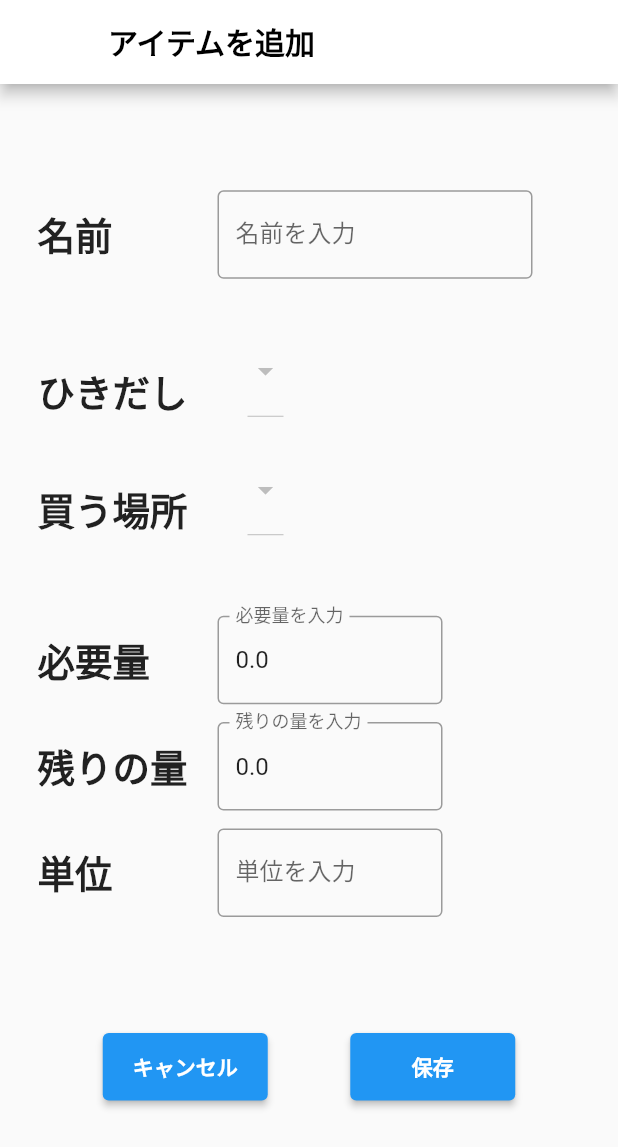
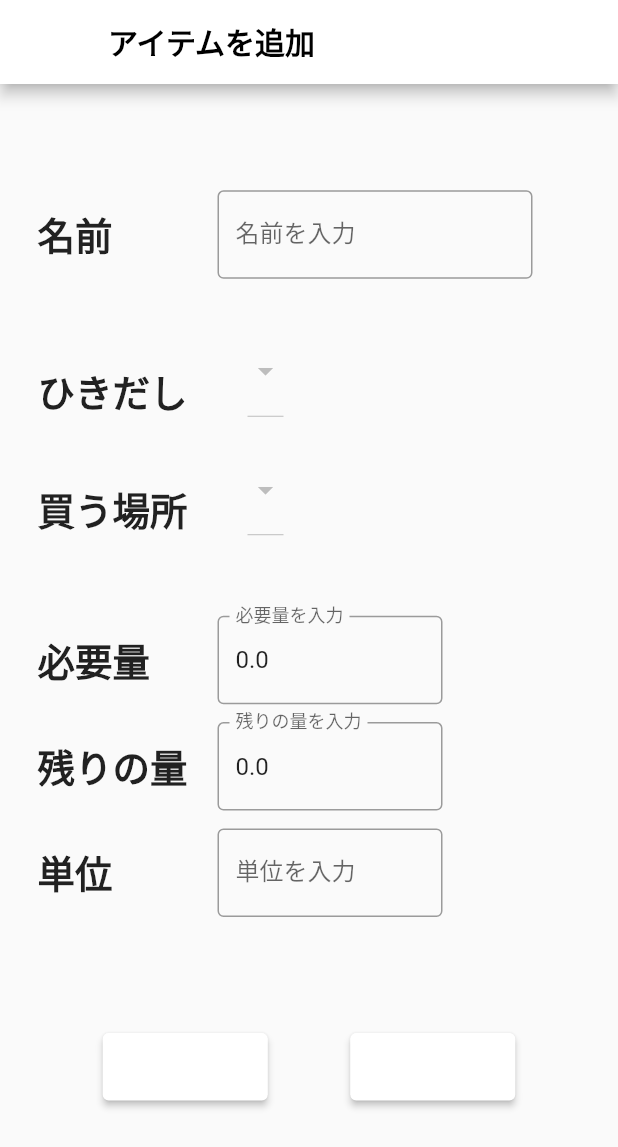
Before and after one commit to null64-null/items-manager, a Flutter app: the ItemEditPageTemplate screen opened directly, on a phone screen of 412 x 824 dp. Shown: the top 1147 px of the screen. Run offline on Flutter 3.47's test engine with Material 2 defaults, Android fonts, the phone set to English and light mode, and no system bars; our stand-ins replace flutter_riverpod, sqflite; accounts and stored records are empty.

Commit message:
fix button color

```diff
--- a/lib/ui/templates/item_edit_page_template.dart
+++ b/lib/ui/templates/item_edit_page_template.dart
@@ -178,7 +178,7 @@ class ItemEditPageTemplate extends ConsumerWidget {
             alignment: const Alignment(0, 0.75),
             child: itemEdit.id == null
                 ? AddButtonsSection(
-                    color: Colors.blue,
+                    color: getButtonColor(categoryType),
                     onCancellPressed: () {
                       Navigator.pop(context);
                     },
@@ -188,7 +188,7 @@ class ItemEditPageTemplate extends ConsumerWidget {
                     },
                   )
                 : UpdateButtonsSection(
-                    color: Colors.blue,
+                    color: getButtonColor(categoryType),
                     onCancellPressed: () {
                       Navigator.pop(context);
                     },
@@ -244,3 +244,14 @@ Color getColor(String categoryType) {
       return Colors.white;
   }
 }
+
+Color getButtonColor(String categoryType) {
+  switch (categoryType) {
+    case "hikidashi":
+      return Colors.blue;
+    case "shoppingPlace":
+      return Colors.green;
+    default:
+      return Colors.white;
+  }
+}
```
